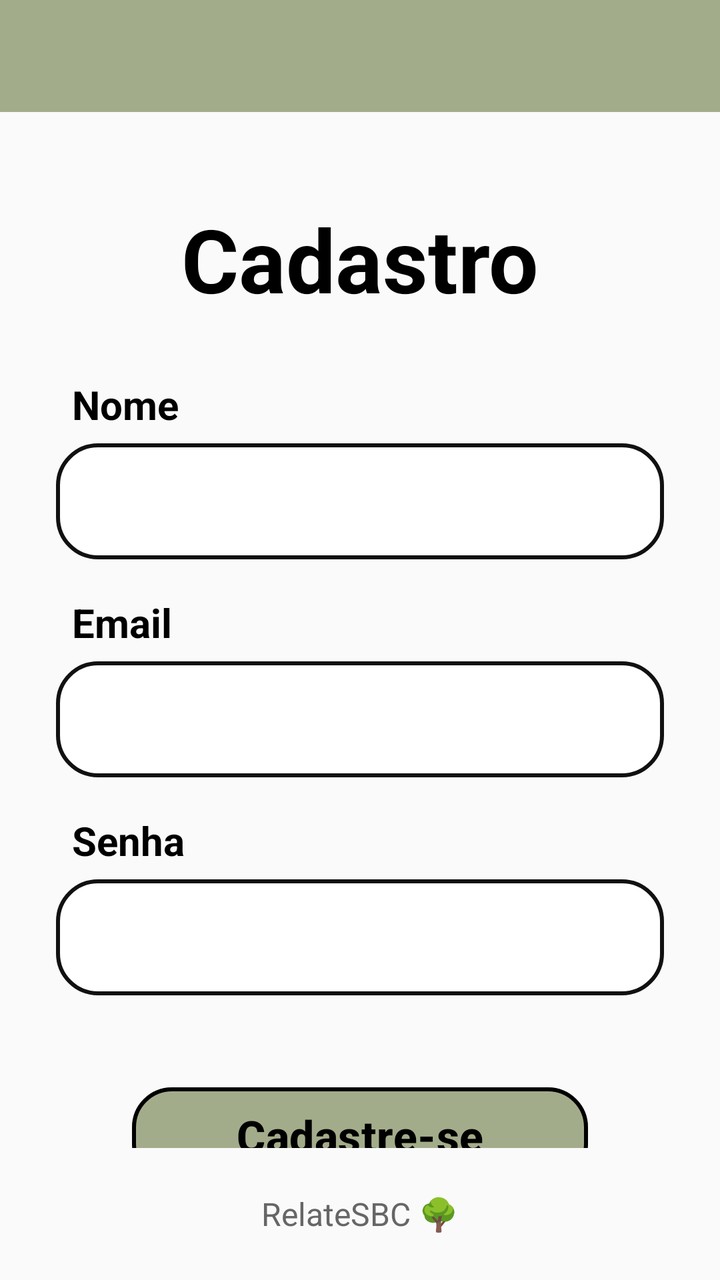
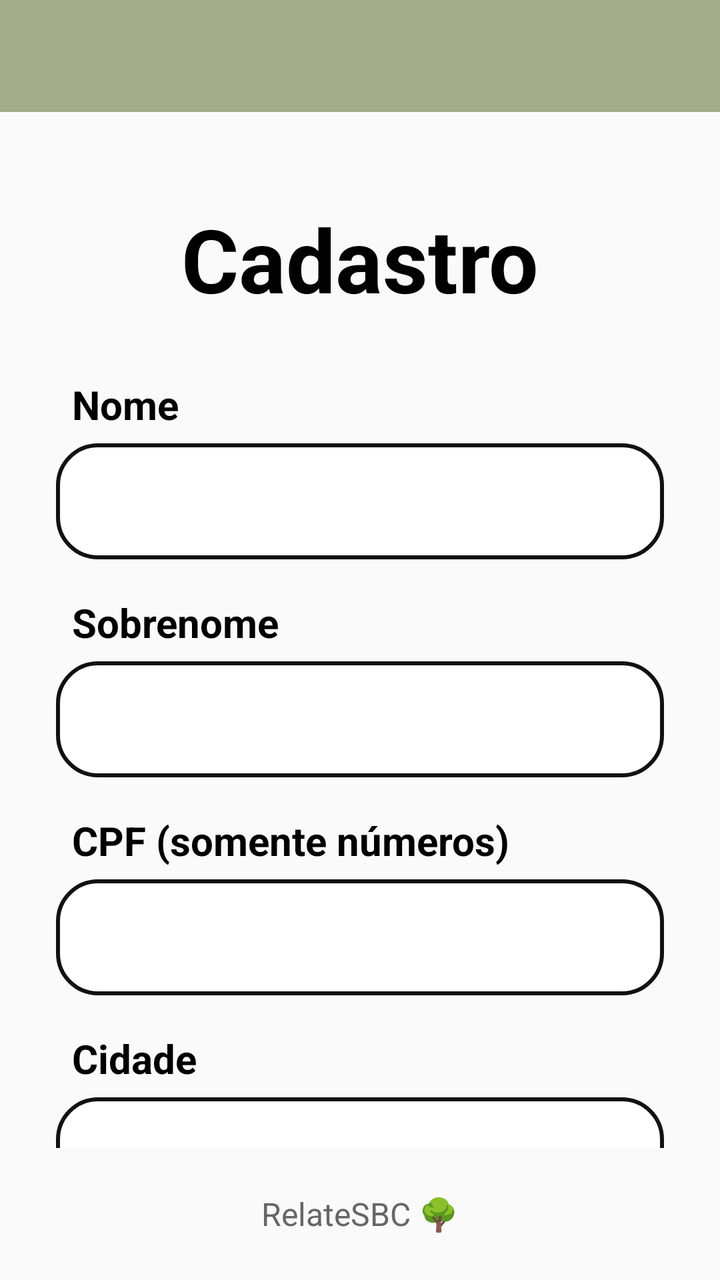

An Android layout rendered at two revisions. The XML below is the earlier revision; the diff shows what the commit changed to produce the second picture.
<!-- AndroidManifest.xml: application theme Theme.TCC -->
<!-- res/layout/activity_register_screen.xml -->
<?xml version="1.0" encoding="utf-8"?>
<androidx.constraintlayout.widget.ConstraintLayout xmlns:android="http://schemas.android.com/apk/res/android" xmlns:app="http://schemas.android.com/apk/res-auto" xmlns:tools="http://schemas.android.com/tools" android:id="@+id/main" android:layout_width="match_parent" android:layout_height="match_parent" android:background="#FAFAFA" tools:context=".RegisterScreen">
    <androidx.core.widget.NestedScrollView android:id="@+id/scrollForm" android:layout_width="0dp" android:layout_height="0dp" android:fillViewport="true" app:layout_constraintTop_toTopOf="parent" app:layout_constraintBottom_toTopOf="@id/footer" app:layout_constraintStart_toStartOf="parent" app:layout_constraintEnd_toEndOf="parent">
        <LinearLayout android:layout_width="match_parent" android:layout_height="wrap_content" android:orientation="vertical" android:gravity="center_horizontal">
            <View android:layout_width="match_parent" android:layout_height="56dp" android:background="#A3AC8A"/>
            <TextView android:layout_width="match_parent" android:layout_height="wrap_content" android:layout_marginTop="44dp" android:gravity="center" android:text="Cadastro" android:textSize="44sp" android:textStyle="bold" android:textColor="#000000"/>
            <LinearLayout android:layout_width="match_parent" android:layout_height="wrap_content" android:layout_marginStart="28dp" android:layout_marginEnd="28dp" android:layout_marginTop="30dp" android:orientation="vertical">
                <TextView android:layout_width="match_parent" android:layout_height="wrap_content" android:layout_marginTop="0dp" android:layout_marginStart="8dp" android:text="Nome" android:textSize="20sp" android:textStyle="bold" android:textColor="#000000"/>
                <EditText android:id="@+id/edtName" android:layout_width="match_parent" android:layout_height="58dp" android:layout_marginTop="6dp" android:background="@drawable/bg_auth_field" android:paddingStart="16dp" android:paddingEnd="16dp" android:inputType="textPersonName" android:textSize="18sp" android:singleLine="true"/>
                <TextView android:layout_width="match_parent" android:layout_height="wrap_content" android:layout_marginTop="18dp" android:layout_marginStart="8dp" android:text="Email" android:textSize="20sp" android:textStyle="bold" android:textColor="#000000"/>
                <EditText android:id="@+id/edtEmail" android:layout_width="match_parent" android:layout_height="58dp" android:layout_marginTop="6dp" android:background="@drawable/bg_auth_field" android:paddingStart="16dp" android:paddingEnd="16dp" android:inputType="textEmailAddress" android:textSize="18sp" android:singleLine="true"/>
                <TextView android:layout_width="match_parent" android:layout_height="wrap_content" android:layout_marginTop="18dp" android:layout_marginStart="8dp" android:text="Senha" android:textSize="20sp" android:textStyle="bold" android:textColor="#000000"/>
                <EditText android:id="@+id/edtPassword" android:layout_width="match_parent" android:layout_height="58dp" android:layout_marginTop="6dp" android:background="@drawable/bg_auth_field" android:paddingStart="16dp" android:paddingEnd="16dp" android:inputType="textPassword" android:textSize="18sp" android:singleLine="true"/>
                <com.google.android.material.button.MaterialButton android:id="@+id/button" android:layout_width="match_parent" android:layout_height="56dp" android:layout_marginStart="38dp" android:layout_marginEnd="38dp" android:layout_marginTop="42dp" android:text="Cadastre-se" android:textAllCaps="false" android:textColor="#000000" android:textSize="22sp" android:textStyle="bold" app:backgroundTint="#A3AC8A" app:cornerRadius="20dp" app:strokeColor="#000000" app:strokeWidth="2dp"/>
            </LinearLayout>
        </LinearLayout>
    </androidx.core.widget.NestedScrollView>
    <FrameLayout android:id="@+id/footer" android:layout_width="0dp" android:layout_height="66dp" app:layout_constraintBottom_toBottomOf="parent" app:layout_constraintStart_toStartOf="parent" app:layout_constraintEnd_toEndOf="parent">
        <TextView android:layout_width="match_parent" android:layout_height="match_parent" android:gravity="center" android:text="RelateSBC 🌳" android:textSize="16sp" android:textColor="#666666"/>
    </FrameLayout>
</androidx.constraintlayout.widget.ConstraintLayout>
<!-- resources referenced by this layout -->
<resources>
  <!-- drawable bg_auth_field (drawable) -->
  <?xml version="1.0" encoding="utf-8"?>
  <shape xmlns:android="http://schemas.android.com/apk/res/android">
      <solid android:color="#FFFFFF" />
      <stroke android:width="2dp" android:color="#111111" />
      <corners android:radius="20dp" />
  </shape>
  <style name="Theme.TCC" parent="Base.Theme.TCC" />
  <style name="Base.Theme.TCC" parent="Theme.Material3.DayNight.NoActionBar">
          
          
      </style>
</resources>

<!-- the commit's change to res/layout/activity_register_screen.xml (unified diff, before → after) -->
@@ -4,14 +4,185 @@
         <LinearLayout android:layout_width="match_parent" android:layout_height="wrap_content" android:orientation="vertical" android:gravity="center_horizontal">
             <View android:layout_width="match_parent" android:layout_height="56dp" android:background="#A3AC8A"/>
             <TextView android:layout_width="match_parent" android:layout_height="wrap_content" android:layout_marginTop="44dp" android:gravity="center" android:text="Cadastro" android:textSize="44sp" android:textStyle="bold" android:textColor="#000000"/>
-            <LinearLayout android:layout_width="match_parent" android:layout_height="wrap_content" android:layout_marginStart="28dp" android:layout_marginEnd="28dp" android:layout_marginTop="30dp" android:orientation="vertical">
-                <TextView android:layout_width="match_parent" android:layout_height="wrap_content" android:layout_marginTop="0dp" android:layout_marginStart="8dp" android:text="Nome" android:textSize="20sp" android:textStyle="bold" android:textColor="#000000"/>
-                <EditText android:id="@+id/edtName" android:layout_width="match_parent" android:layout_height="58dp" android:layout_marginTop="6dp" android:background="@drawable/bg_auth_field" android:paddingStart="16dp" android:paddingEnd="16dp" android:inputType="textPersonName" android:textSize="18sp" android:singleLine="true"/>
-                <TextView android:layout_width="match_parent" android:layout_height="wrap_content" android:layout_marginTop="18dp" android:layout_marginStart="8dp" android:text="Email" android:textSize="20sp" android:textStyle="bold" android:textColor="#000000"/>
-                <EditText android:id="@+id/edtEmail" android:layout_width="match_parent" android:layout_height="58dp" android:layout_marginTop="6dp" android:background="@drawable/bg_auth_field" android:paddingStart="16dp" android:paddingEnd="16dp" android:inputType="textEmailAddress" android:textSize="18sp" android:singleLine="true"/>
-                <TextView android:layout_width="match_parent" android:layout_height="wrap_content" android:layout_marginTop="18dp" android:layout_marginStart="8dp" android:text="Senha" android:textSize="20sp" android:textStyle="bold" android:textColor="#000000"/>
-                <EditText android:id="@+id/edtPassword" android:layout_width="match_parent" android:layout_height="58dp" android:layout_marginTop="6dp" android:background="@drawable/bg_auth_field" android:paddingStart="16dp" android:paddingEnd="16dp" android:inputType="textPassword" android:textSize="18sp" android:singleLine="true"/>
-                <com.google.android.material.button.MaterialButton android:id="@+id/button" android:layout_width="match_parent" android:layout_height="56dp" android:layout_marginStart="38dp" android:layout_marginEnd="38dp" android:layout_marginTop="42dp" android:text="Cadastre-se" android:textAllCaps="false" android:textColor="#000000" android:textSize="22sp" android:textStyle="bold" app:backgroundTint="#A3AC8A" app:cornerRadius="20dp" app:strokeColor="#000000" app:strokeWidth="2dp"/>
+
+            <LinearLayout
+                android:layout_width="match_parent"
+                android:layout_height="wrap_content"
+                android:layout_marginStart="28dp"
+                android:layout_marginTop="30dp"
+                android:layout_marginEnd="28dp"
+                android:orientation="vertical">
+
+                <TextView
+                    android:layout_width="match_parent"
+                    android:layout_height="wrap_content"
+                    android:layout_marginStart="8dp"
+                    android:layout_marginTop="0dp"
+                    android:text="Nome"
+                    android:textColor="#000000"
+                    android:textSize="20sp"
+                    android:textStyle="bold" />
+
+                <EditText
+                    android:id="@+id/edtName"
+                    android:layout_width="match_parent"
+                    android:layout_height="58dp"
+                    android:layout_marginTop="6dp"
+                    android:background="@drawable/bg_auth_field"
+                    android:inputType="textPersonName"
+                    android:paddingStart="16dp"
+                    android:paddingEnd="16dp"
+                    android:singleLine="true"
+                    android:textSize="18sp" />
+
+                <TextView
+                    android:layout_width="match_parent"
+                    android:layout_height="wrap_content"
+                    android:layout_marginStart="8dp"
+                    android:layout_marginTop="18dp"
+                    android:text="Sobrenome"
+                    android:textColor="#000000"
+                    android:textSize="20sp"
+                    android:textStyle="bold" />
+
+                <EditText
+                    android:id="@+id/edtSobrenome"
+                    android:layout_width="match_parent"
+                    android:layout_height="58dp"
+                    android:layout_marginTop="6dp"
+                    android:background="@drawable/bg_auth_field"
+                    android:inputType="textPersonName"
+                    android:paddingStart="16dp"
+                    android:paddingEnd="16dp"
+                    android:singleLine="true"
+                    android:textSize="18sp" />
+
+                <TextView
+                    android:layout_width="match_parent"
+                    android:layout_height="wrap_content"
+                    android:layout_marginStart="8dp"
+                    android:layout_marginTop="18dp"
+                    android:text="CPF (somente números)"
+                    android:textColor="#000000"
+                    android:textSize="20sp"
+                    android:textStyle="bold" />
+
+                <EditText
+                    android:id="@+id/edtCpf"
+                    android:layout_width="match_parent"
+                    android:layout_height="58dp"
+                    android:layout_marginTop="6dp"
+                    android:background="@drawable/bg_auth_field"
+                    android:inputType="number"
+                    android:paddingStart="16dp"
+                    android:paddingEnd="16dp"
+                    android:singleLine="true"
+                    android:textSize="18sp" />
+
+                <TextView
+                    android:layout_width="match_parent"
+                    android:layout_height="wrap_content"
+                    android:layout_marginStart="8dp"
+                    android:layout_marginTop="18dp"
+                    android:text="Cidade"
+                    android:textColor="#000000"
+                    android:textSize="20sp"
+                    android:textStyle="bold" />
+
+                <EditText
+                    android:id="@+id/edtCidade"
+                    android:layout_width="match_parent"
+                    android:layout_height="58dp"
+                    android:layout_marginTop="6dp"
+                    android:background="@drawable/bg_auth_field"
+                    android:inputType="textCapWords"
+                    android:paddingStart="16dp"
+                    android:paddingEnd="16dp"
+                    android:singleLine="true"
+                    android:textSize="18sp" />
+
+                <TextView
+                    android:layout_width="match_parent"
+                    android:layout_height="wrap_content"
+                    android:layout_marginStart="8dp"
+                    android:layout_marginTop="18dp"
+                    android:text="UF (ex.: SP)"
+                    android:textColor="#000000"
+                    android:textSize="20sp"
+                    android:textStyle="bold" />
+
+                <EditText
+                    android:id="@+id/edtEstado"
+                    android:layout_width="match_parent"
+                    android:layout_height="58dp"
+                    android:layout_marginTop="6dp"
+                    android:background="@drawable/bg_auth_field"
+                    android:inputType="textCapCharacters"
+                    android:paddingStart="16dp"
+                    android:paddingEnd="16dp"
+                    android:singleLine="true"
+                    android:textSize="18sp" />
+
+                <TextView
+                    android:layout_width="match_parent"
+                    android:layout_height="wrap_content"
+                    android:layout_marginStart="8dp"
+                    android:layout_marginTop="18dp"
+                    android:text="Email"
+                    android:textColor="#000000"
+                    android:textSize="20sp"
+                    android:textStyle="bold" />
+
+                <EditText
+                    android:id="@+id/edtEmail"
+                    android:layout_width="match_parent"
+                    android:layout_height="58dp"
+                    android:layout_marginTop="6dp"
+                    android:background="@drawable/bg_auth_field"
+                    android:inputType="textEmailAddress"
+                    android:paddingStart="16dp"
+                    android:paddingEnd="16dp"
+                    android:singleLine="true"
+                    android:textSize="18sp" />
+
+                <TextView
+                    android:layout_width="match_parent"
+                    android:layout_height="wrap_content"
+                    android:layout_marginStart="8dp"
+                    android:layout_marginTop="18dp"
+                    android:text="Senha"
+                    android:textColor="#000000"
+                    android:textSize="20sp"
+                    android:textStyle="bold" />
+
+                <EditText
+                    android:id="@+id/edtPassword"
+                    android:layout_width="match_parent"
+                    android:layout_height="58dp"
+                    android:layout_marginTop="6dp"
+                    android:background="@drawable/bg_auth_field"
+                    android:inputType="textPassword"
+                    android:paddingStart="16dp"
+                    android:paddingEnd="16dp"
+                    android:singleLine="true"
+                    android:textSize="18sp" />
+
+                <com.google.android.material.button.MaterialButton
+                    android:id="@+id/button"
+                    android:layout_width="match_parent"
+                    android:layout_height="56dp"
+                    android:layout_marginStart="38dp"
+                    android:layout_marginTop="42dp"
+                    android:layout_marginEnd="38dp"
+                    android:text="Cadastre-se"
+                    android:textAllCaps="false"
+                    android:textColor="#000000"
+                    android:textSize="22sp"
+                    android:textStyle="bold"
+                    app:backgroundTint="#A3AC8A"
+                    app:cornerRadius="20dp"
+                    app:strokeColor="#000000"
+                    app:strokeWidth="2dp" />
             </LinearLayout>
         </LinearLayout>
     </androidx.core.widget.NestedScrollView>
